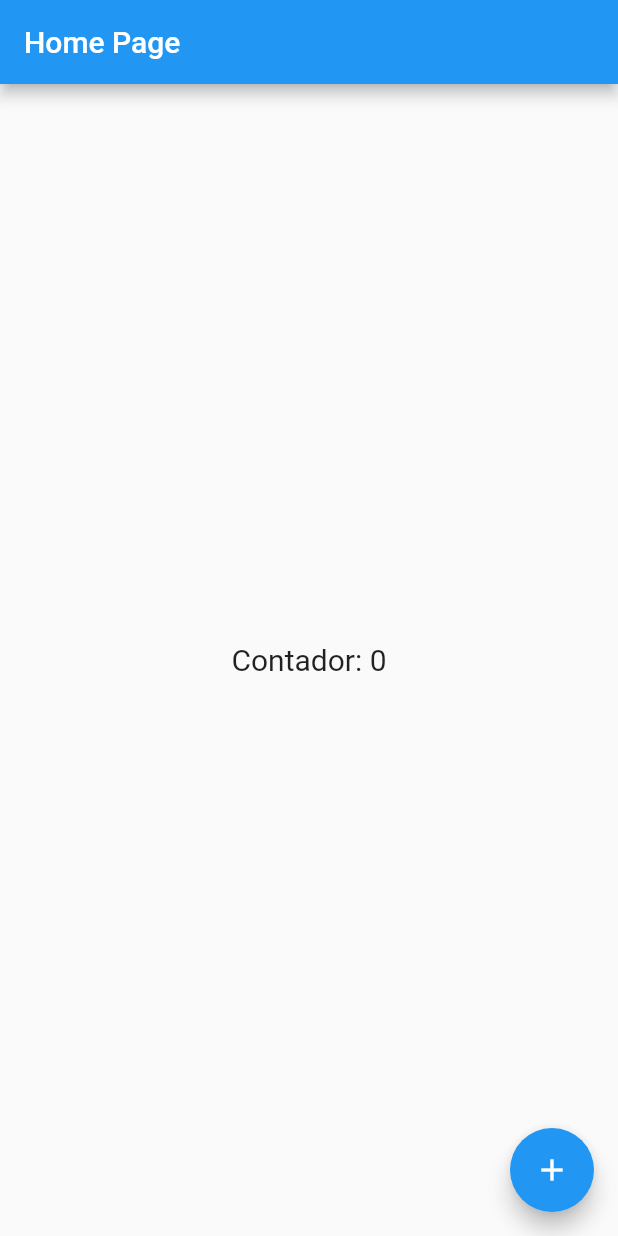
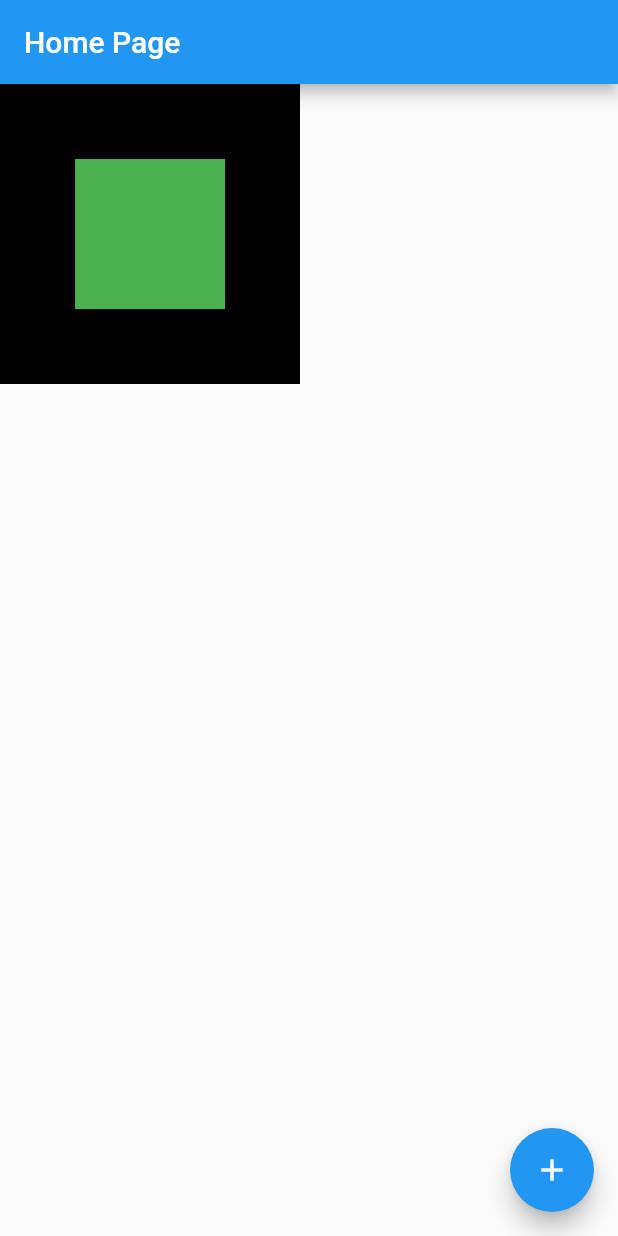
Before and after one commit to petertecnet/flutterando, a Flutter app: the screen it shows after launch, on a phone screen of 412 x 824 dp. Run offline on Flutter 3.47's test engine with Material 2 defaults, Android fonts, the phone set to English and light mode, and no system bars.

Commit message:
Aula 11 Single render e Multi render

```diff
--- a/ola_mundo/lib/home_page.dart
+++ b/ola_mundo/lib/home_page.dart
@@ -16,15 +16,17 @@ class HomePageState extends State<HomePage> {
       appBar: AppBar(
         title: Text('Home Page'),
       ),
-      body: Center(
-          child: GestureDetector(
-        child: Text('Contador: $counter', style: TextStyle(fontSize: 20)),
-        onTap: () {
-          setState(() {
-            counter++;
-          });
-        },
-      )),
+      body: Container(
+          height: 200,
+          width: 200,
+          color: Colors.black,
+          child: Center(
+            child: Container(
+              height: 100,
+              width: 100,
+              color: Colors.green,
+            ),
+          )),
       floatingActionButton: FloatingActionButton(
         child: Icon(Icons.add),
         onPressed: () {
```
